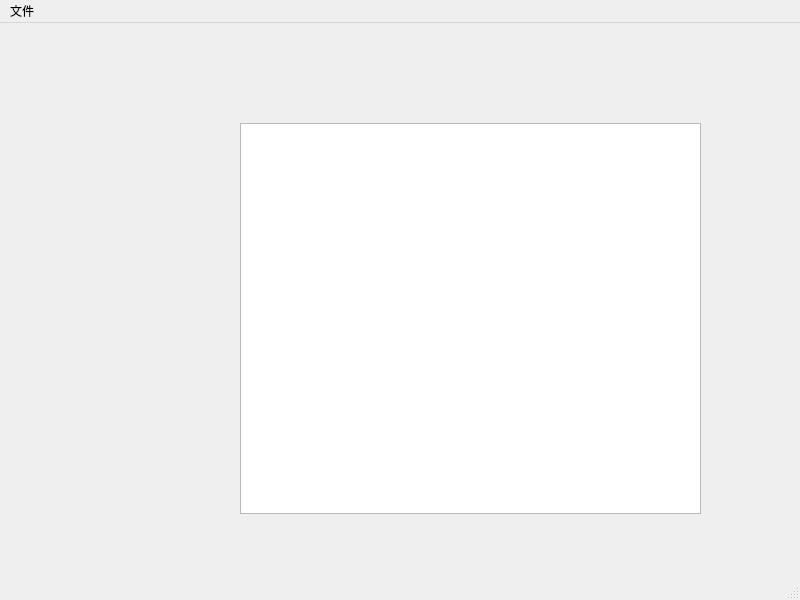
The window that mainwindow.ui (enigmaiiiiiiii/CableTrayDemo) describes before a commit, drawn with Qt 5.
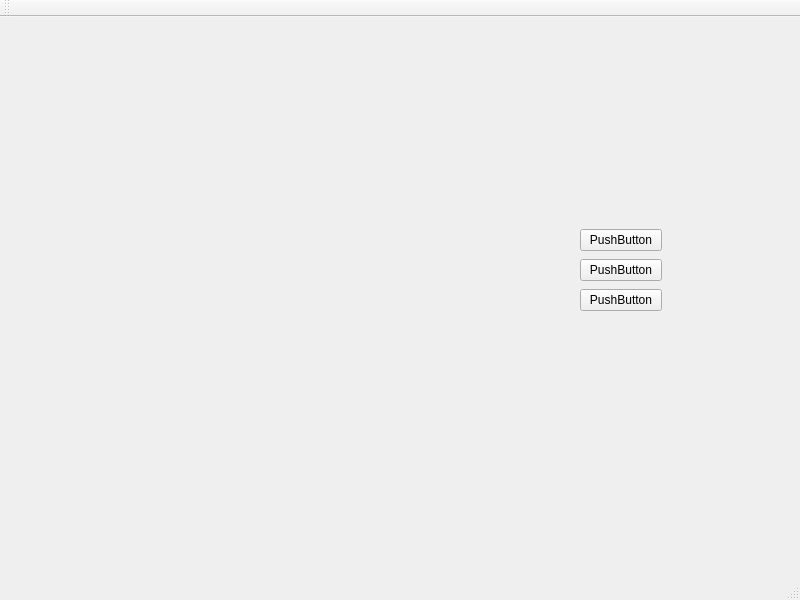
The same window after the commit.

Patch:
```diff
--- a/mainwindow.ui
+++ b/mainwindow.ui
@@ -14,18 +14,53 @@
    <string>MainWindow</string>
   </property>
   <widget class="QWidget" name="centralwidget">
-   <widget class="QTableView" name="RouteDetailTable">
+   <widget class="QWidget" name="">
     <property name="geometry">
      <rect>
-      <x>240</x>
-      <y>100</y>
-      <width>461</width>
-      <height>391</height>
+      <x>580</x>
+      <y>210</y>
+      <width>82</width>
+      <height>86</height>
      </rect>
     </property>
+    <layout class="QVBoxLayout" name="verticalLayout">
+     <item>
+      <widget class="QPushButton" name="pushButton_3">
+       <property name="text">
+        <string>PushButton</string>
+       </property>
+      </widget>
+     </item>
+     <item>
+      <widget class="QPushButton" name="pushButton_2">
+       <property name="text">
+        <string>PushButton</string>
+       </property>
+      </widget>
+     </item>
+     <item>
+      <widget class="QPushButton" name="pushButton">
+       <property name="text">
+        <string>PushButton</string>
+       </property>
+      </widget>
+     </item>
+    </layout>
    </widget>
   </widget>
-  <widget class="QMenuBar" name="menubar">
+  <widget class="QStatusBar" name="statusbar"/>
+  <widget class="QToolBar" name="toolBar">
+   <property name="windowTitle">
+    <string>toolBar</string>
+   </property>
+   <attribute name="toolBarArea">
+    <enum>TopToolBarArea</enum>
+   </attribute>
+   <attribute name="toolBarBreak">
+    <bool>false</bool>
+   </attribute>
+  </widget>
+  <widget class="QMenuBar" name="menuBar">
    <property name="geometry">
     <rect>
      <x>0</x>
@@ -34,13 +69,6 @@
      <height>21</height>
     </rect>
    </property>
-   <widget class="QMenu" name="menu">
-    <property name="title">
-     <string>文件</string>
-    </property>
-    <addaction name="action_Open"/>
-   </widget>
-   <addaction name="menu"/>
   </widget>
   <widget class="QStatusBar" name="statusbar"/>
   <action name="action_Open">
```
Left out of the diff: 1 changed line with no effect on the pictures.
